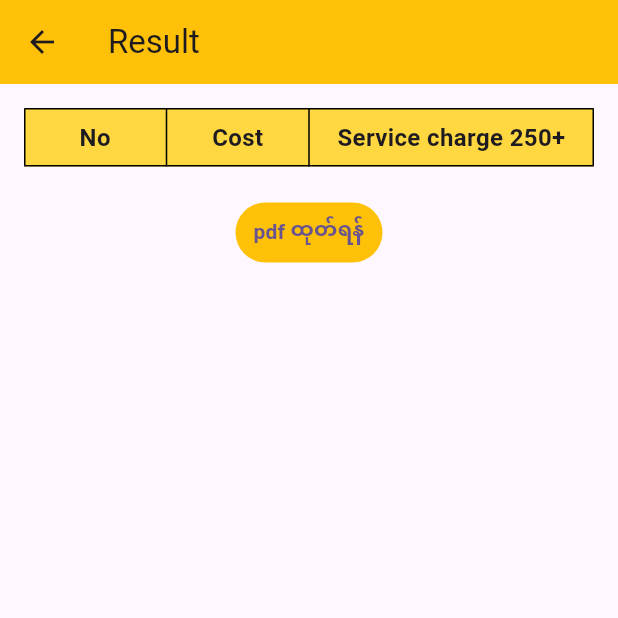
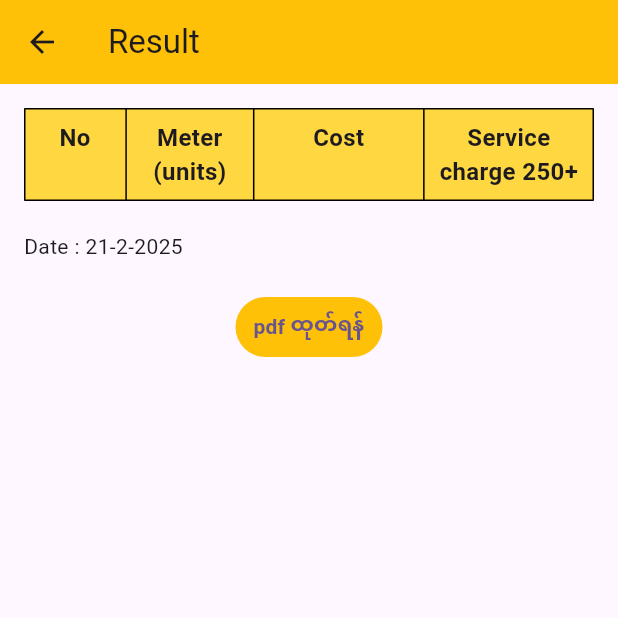
Before and after one commit to AungMoeThuam/electric-meter-calculator, a Flutter app: the ResultPage screen opened directly with empty values, after a tap on "pdf ထုတ်ရန်", on a phone screen of 412 x 824 dp, the top half of it. Run offline on Flutter 3.47's test engine with Material 3 defaults, Android fonts, the phone set to English and light mode, and no system bars; our stand-ins replace fluttertoast, open_file.

Commit message:
feat: add datetime and fixs
- add datetime to electricity cost report
- fixes for performance
- add Myanmar Kyats (Ks) units to cost column in the report
- add total used meter units column in the report
- stable versio 1

```diff
--- a/lib/models/meter.dart
+++ b/lib/models/meter.dart
@@ -4,5 +4,7 @@ class Meter {
 
   final String name;
 
-  const Meter({required this.name,required this.cost});
+  final int totalMeter;
+
+  const Meter({required this.name,required this.cost, required this.totalMeter});
 }
--- a/lib/pages/home_page.dart
+++ b/lib/pages/home_page.dart
@@ -32,14 +32,14 @@ class _HomePageState extends State<HomePage> {
       return toast("ယခင် မီတာက ယခု မီတာထက်ကြီးရမည်!");
     }
 
-    final meter0 = calculateCost(previousMeterText0.text, currentMeterText0.text);
-    final meter1 = calculateCost(previousMeterText1.text, currentMeterText1.text);
+    final [cost0,meter0] = calculateCost(previousMeterText0.text, currentMeterText0.text);
+    final  [cost1,meter1] = calculateCost(previousMeterText1.text, currentMeterText1.text);
 
 
 
     final data = {
-      "ko swe" : Meter(name: "Swe",cost: meter0),
-      "painting" : Meter(name: "Swe",cost: meter1)
+      "ko swe" : Meter(name: "Swe",cost: cost0, totalMeter: meter0),
+      "painting" : Meter(name: "Swe",cost: cost1, totalMeter: meter1),
     };
 
     Navigator.push(
--- a/lib/pages/result_page.dart
+++ b/lib/pages/result_page.dart
@@ -3,9 +3,9 @@ import 'package:electric_app/models/meter.dart';
 import 'package:electric_app/utils/toast.dart';
 import 'package:flutter/material.dart';
 import 'package:open_file/open_file.dart';
-import 'package:path_provider/path_provider.dart';
 import 'package:pdf/widgets.dart' as pw;
 
+import '../utils/getDownloadPath.dart';
 
 class ResultPage extends StatelessWidget {
   const ResultPage({super.key, required this.data});
@@ -26,15 +26,6 @@ class ResultPage extends StatelessWidget {
     );
   }
 
-  Future<String> getDownloadsPath() async {
-    Directory? directory;
-    if (Platform.isAndroid) {
-      directory = Directory('/storage/emulated/0/Download'); // Direct Download folder on Android
-    } else {
-      directory = await getApplicationDocumentsDirectory();
-    }
-    return directory.path;
-  }
 
 
   String getFormattedTimestamp() {
@@ -52,15 +43,19 @@ class ResultPage extends StatelessWidget {
           return pw.Column(
             children: [
               pw.Text('Electricity Cost Report',
-                  style: pw.TextStyle(fontSize: 20, fontWeight: pw.FontWeight.bold)),
+                  style: pw.TextStyle(
+                      fontSize: 20, fontWeight: pw.FontWeight.bold)),
+              pw.SizedBox(height: 10),
+              pw.Text("Date : ${DateTime.now().day}-${DateTime.now().month}-${DateTime.now().year}"),
               pw.SizedBox(height: 10),
               pw.Table.fromTextArray(
-                headers: ["No", "cost", "service charge 250+"],
+                headers: ["No", "Meter Units", "Cost", "Service Charge 250+"],
                 data: data.entries.map((entry) {
                   return [
                     entry.key,
-                    entry.value.cost.toString(),
-                    (entry.value.cost + 250).toString()
+                    "${entry.value.totalMeter.toString()} units",
+                    "${entry.value.cost} Ks",
+                    "${entry.value.cost + 250} Ks"
                   ];
                 }).toList(),
                 border: pw.TableBorder.all(),
@@ -95,15 +90,17 @@ class ResultPage extends StatelessWidget {
                 Table(
                   border: TableBorder.all(),
                   columnWidths: {
-                    0: FlexColumnWidth(1), // Adjust column widths
-                    1: FlexColumnWidth(1),
+                    0: FlexColumnWidth(1.2), // Adjust column widths
+                    1: FlexColumnWidth(1.5),
                     2: FlexColumnWidth(2),
+                    3: FlexColumnWidth(2),
                   },
                   children: [
                     TableRow(
                       decoration: BoxDecoration(color: Colors.amberAccent),
                       children: [
                         tableCell("No", isHeader: true),
+                        tableCell("Meter\n(units)", isHeader: true),
                         tableCell("Cost", isHeader: true),
                         tableCell("Service charge 250+", isHeader: true),
                       ],
@@ -111,11 +108,19 @@ class ResultPage extends StatelessWidget {
                     ...data.entries.map((entry) {
                       return TableRow(children: [
                         tableCell(entry.key),
-                        tableCell(entry.value.cost.toString()),
-                        tableCell((entry.value.cost + 250).toString()),
+                        tableCell(entry.value.totalMeter.toString()),
+                        tableCell("${entry.value.cost} Ks"),
+                        tableCell("${entry.value.cost + 250} Ks"),
                       ]);
                     }),
                   ],
+                ),
+                SizedBox(
+                  height: 20,
+                ),
+                Align(
+                  alignment: Alignment.topLeft,
+                  child: Text("Date : ${DateTime.now().day}-${DateTime.now().month}-${DateTime.now().year}"),
                 ),
                 SizedBox(
                   height: 20,
--- /dev/null
+++ b/lib/utils/getDownloadPath.dart
@@ -0,0 +1,14 @@
+import 'dart:io';
+
+import 'package:path_provider/path_provider.dart';
+
+Future<String> getDownloadsPath() async {
+  Directory? directory;
+  if (Platform.isAndroid) {
+    directory = Directory(
+        '/storage/emulated/0/Download'); // Direct Download folder on Android
+  } else {
+    directory = await getApplicationDocumentsDirectory();
+  }
+  return directory.path;
+}
```
Also changed, not shown: lib/utils/calculate_cost.dart (+7 -7 lines).
